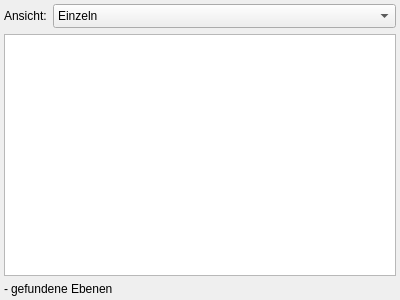
Qt form resources/design_files/access_constraints_tab.ui (geoObserver/geobasis_loader) before a commit.
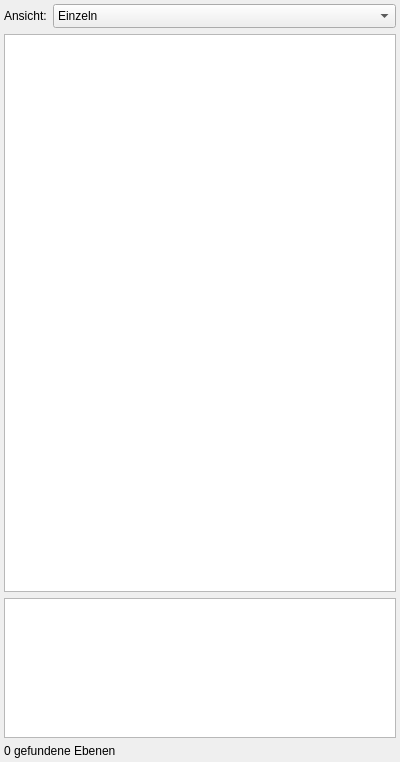
The same form after that commit.

```diff
--- a/resources/design_files/access_constraints_tab.ui
+++ b/resources/design_files/access_constraints_tab.ui
@@ -7,13 +7,13 @@
     <x>0</x>
     <y>0</y>
     <width>400</width>
-    <height>300</height>
+    <height>762</height>
    </rect>
   </property>
   <property name="windowTitle">
    <string>Form</string>
   </property>
-  <layout class="QVBoxLayout" name="verticalLayout">
+  <layout class="QVBoxLayout" name="verticalLayout" stretch="0,4,1,0">
    <property name="leftMargin">
     <number>4</number>
    </property>
@@ -122,18 +122,27 @@
       <bool>false</bool>
      </property>
      <property name="columnCount">
-      <number>2</number>
+      <number>1</number>
      </property>
      <column>
       <property name="text">
        <string notr="true">1</string>
       </property>
      </column>
-     <column>
-      <property name="text">
-       <string notr="true">2</string>
-      </property>
-     </column>
+    </widget>
+   </item>
+   <item>
+    <widget class="QTextBrowser" name="text_browser">
+     <property name="html">
+      <string>&lt;!DOCTYPE HTML PUBLIC &quot;-//W3C//DTD HTML 4.0//EN&quot; &quot;http://www.w3.org/TR/REC-html40/strict.dtd&quot;&gt;
+&lt;html&gt;&lt;head&gt;&lt;meta name=&quot;qrichtext&quot; content=&quot;1&quot; /&gt;&lt;style type=&quot;text/css&quot;&gt;
+p, li { white-space: pre-wrap; }
+&lt;/style&gt;&lt;/head&gt;&lt;body style=&quot; font-family:'MS Shell Dlg 2'; font-size:8pt; font-weight:400; font-style:normal;&quot;&gt;
+&lt;p style=&quot;-qt-paragraph-type:empty; margin-top:0px; margin-bottom:0px; margin-left:0px; margin-right:0px; -qt-block-indent:0; text-indent:0px;&quot;&gt;&lt;br /&gt;&lt;/p&gt;&lt;/body&gt;&lt;/html&gt;</string>
+     </property>
+     <property name="openExternalLinks">
+      <bool>true</bool>
+     </property>
     </widget>
    </item>
    <item>
@@ -172,7 +181,7 @@
          </sizepolicy>
         </property>
         <property name="text">
-         <string>-</string>
+         <string>0</string>
         </property>
        </widget>
       </item>
```
